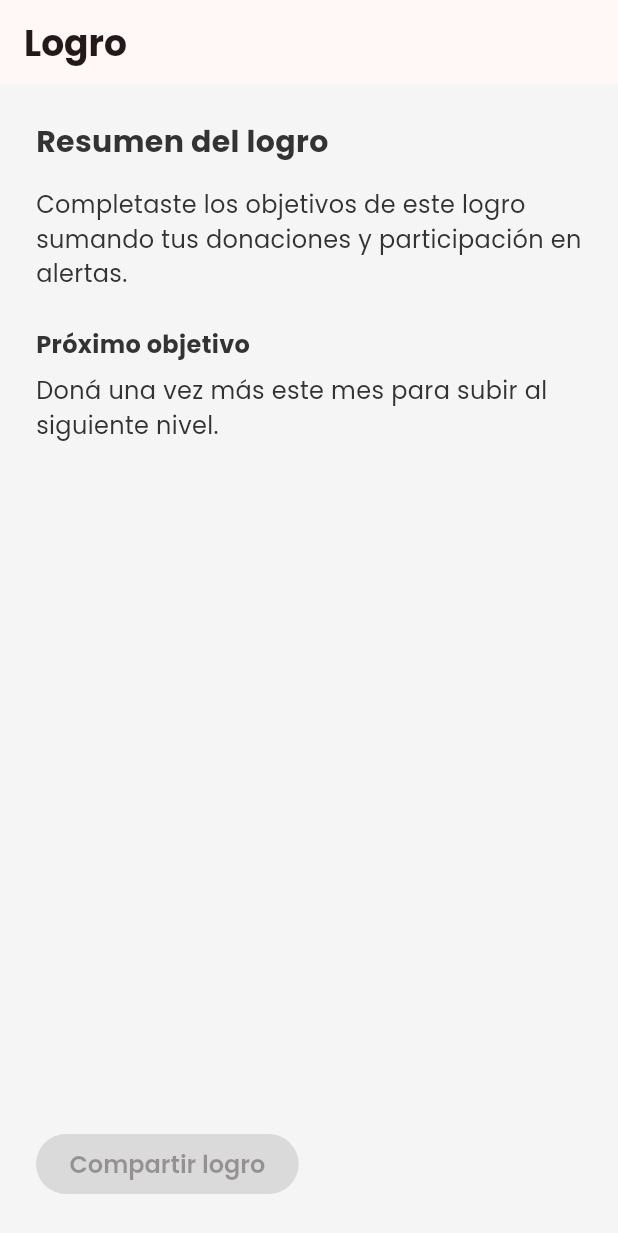
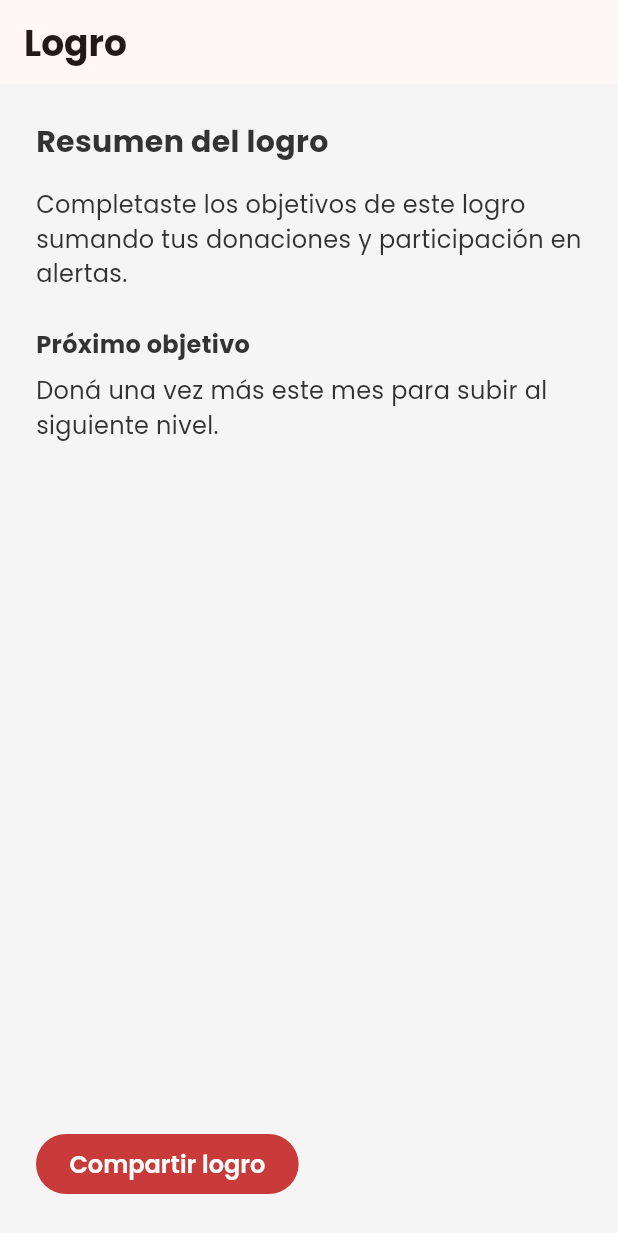
Before and after one commit to valentinfz/BloodHero, a Flutter app: the ImpactDetailScreen screen opened by its route, on a phone screen of 412 x 824 dp. Shown: the top 1233 px of the screen. Run offline on Flutter 3.47's test engine with Material 3 defaults, Android fonts, the phone set to English and light mode, and no system bars; our stand-ins replace flutter_map, flutter_riverpod, go_router, google_fonts, latlong2, share_plus; project files that could hold a hidden picture were left out.

Commit message:
Actualizo Readme, le doy funcion al boton compartir logro

```diff
--- a/lib/presentation/screens/impact/impact_detail_screen.dart
+++ b/lib/presentation/screens/impact/impact_detail_screen.dart
@@ -1,4 +1,5 @@
 import 'package:flutter/material.dart';
+import 'package:share_plus/share_plus.dart';
 
 class ImpactDetailScreen extends StatelessWidget {
   static const String name = 'impact_detail_screen';
@@ -14,24 +15,30 @@ class ImpactDetailScreen extends StatelessWidget {
         padding: const EdgeInsets.all(24),
         child: Column(
           crossAxisAlignment: CrossAxisAlignment.start,
-          children: const [
-            Text(
+          children: [
+            const Text(
               'Resumen del logro',
               style: TextStyle(fontSize: 20, fontWeight: FontWeight.bold),
             ),
-            SizedBox(height: 16),
-            Text(
+            const SizedBox(height: 16),
+            const Text(
               'Completaste los objetivos de este logro sumando tus donaciones y participación en alertas.',
             ),
-            SizedBox(height: 24),
-            Text(
+            const SizedBox(height: 24),
+            const Text(
               'Próximo objetivo',
               style: TextStyle(fontWeight: FontWeight.bold),
             ),
-            SizedBox(height: 8),
-            Text('Doná una vez más este mes para subir al siguiente nivel.'),
-            Spacer(),
-            FilledButton(onPressed: null, child: Text('Compartir logro')),
+            const SizedBox(height: 8),
+            const Text('Doná una vez más este mes para subir al siguiente nivel.'),
+            const Spacer(),
+            FilledButton(
+              onPressed: () => Share.share(
+                '¡Acabo de lograr $achievementTitle en BloodHero! Sumate y salvemos vidas juntos.',
+                subject: 'Mi logro en BloodHero',
+              ),
+              child: const Text('Compartir logro'),
+            ),
           ],
         ),
       ),
--- a/pubspec.yaml
+++ b/pubspec.yaml
@@ -23,8 +23,11 @@ dependencies:
   google_fonts: ^6.2.1
 
   # Mapas basados en OpenStreetMap
-  flutter_map: ^7.0.1
+  flutter_map: ^8.2.2
   latlong2: ^0.9.0
+
+  # Compartir logros y contenido
+  share_plus: ^12.0.1
 
   cupertino_icons: ^1.0.2
 
```
Also changed, not shown: pubspec.lock, 6 other files.
